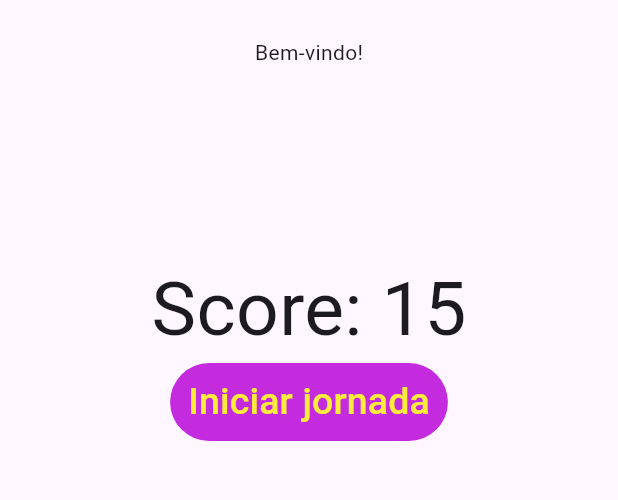
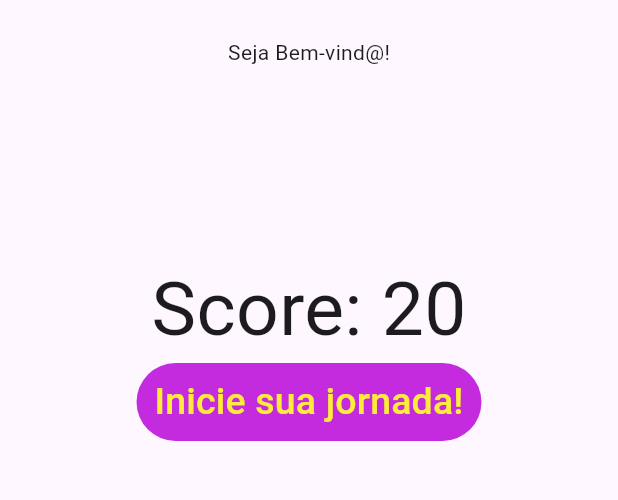
Before and after one commit to MikhaelVinicius/Quiz-Dart, a Flutter app: the screen it shows after launch, on a phone screen of 412 x 824 dp, the part 84-584 px from its top. Run offline on Flutter 3.47's test engine with Material 3 defaults, Android fonts, the phone set to English and light mode, and no system bars; our stand-ins replace sqflite; accounts and stored records are empty.

Commit message:
Alterações para adição do banco

```diff
--- a/lib/main.dart
+++ b/lib/main.dart
@@ -1,4 +1,5 @@
-import 'package:flutter/material.dart';
+import "package:flutter/material.dart";
+import "package:sqflite/sqflite.dart";
 import 'menu.dart';
 
 //Rode a aplicação pelo Debug aqui
@@ -12,7 +13,7 @@ class MyApp extends StatelessWidget {
   @override
   Widget build(BuildContext context) {
     return MaterialApp(
-      home: const Menu(title: 'Quiz Programação Mobile'),
+      home: const Menu(title: "Quiz Programação Mobile"),
     );
   }
 }
--- a/lib/menu.dart
+++ b/lib/menu.dart
@@ -1,6 +1,6 @@
 import 'package:flutter/material.dart';
 import 'package:saori_kido_quiz_bayo/PerguntaApp.dart';
-import 'package:saori_kido_quiz_bayo/Score.dart';
+import 'package:saori_kido_quiz_bayo/score.dart';
 import 'package:saori_kido_quiz_bayo/pergunta.dart';
 
 class Menu extends StatefulWidget {
@@ -40,16 +40,16 @@ class _MenuState extends State<Menu> {
       body: Column(
         children: <Widget>[
           Container(
-            child: Text("Bem-vindo!"),
+            child: Text("Seja Bem-vind@!"),
             alignment: Alignment.topCenter,
             margin: EdgeInsets.all(25.0),
           ),
-          Score(15),
+          Score(20),
           TextButton(
               onPressed: () {
                 runApp(PerguntaApp());
               },
-              child: Text("Iniciar jornada",
+              child: Text("Inicie sua jornada!",
                   style: TextStyle(color: Colors.yellow, fontSize: 25)),
               style: TextButton.styleFrom(
                   backgroundColor: Color.fromARGB(255, 196, 43, 223))),
```
Also changed, not shown: pubspec.lock, 2 other files.
